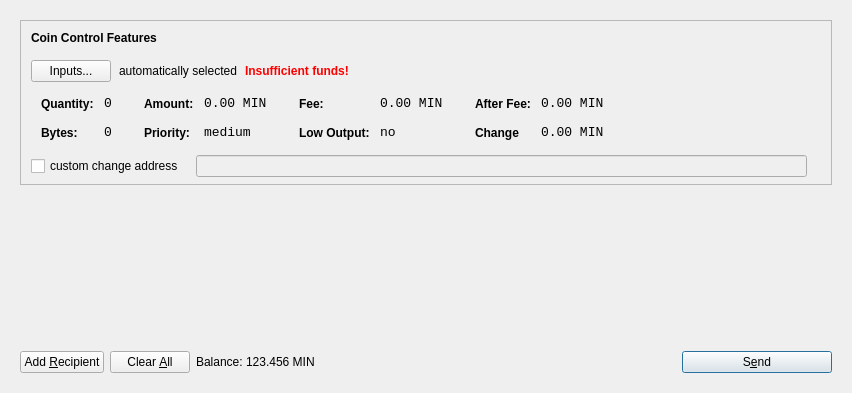
Above: src/qt/forms/sendcoinsdialog.ui from CryptoHelp/cryptoclub before the change. Below: the same form after it.
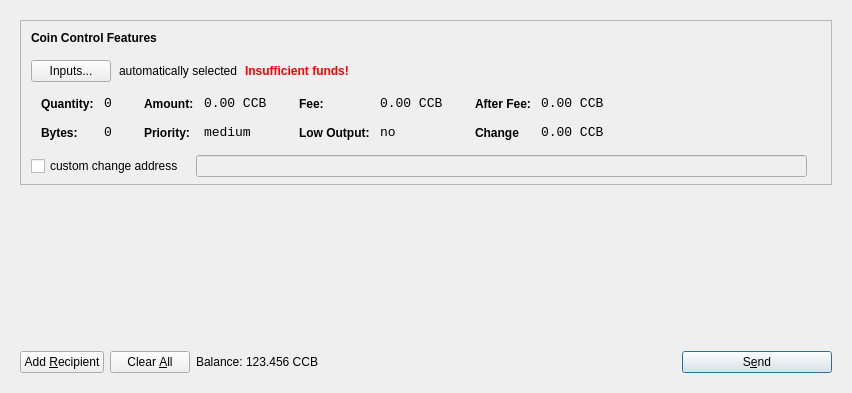
That is the form after the change. Icons and pictures are not drawn.

```diff
--- a/src/qt/forms/sendcoinsdialog.ui
+++ b/src/qt/forms/sendcoinsdialog.ui
@@ -330,7 +330,7 @@
                      <enum>Qt::ActionsContextMenu</enum>
                     </property>
                     <property name="text">
-                     <string>0.00 MIN</string>
+                     <string>0.00 CCB</string>
                     </property>
                     <property name="textInteractionFlags">
                      <set>Qt::LinksAccessibleByMouse|Qt::TextSelectableByKeyboard|Qt::TextSelectableByMouse</set>
@@ -416,7 +416,7 @@
                      <enum>Qt::ActionsContextMenu</enum>
                     </property>
                     <property name="text">
-                     <string>0.00 MIN</string>
+                     <string>0.00 CCB</string>
                     </property>
                     <property name="textInteractionFlags">
                      <set>Qt::LinksAccessibleByMouse|Qt::TextSelectableByKeyboard|Qt::TextSelectableByMouse</set>
@@ -502,7 +502,7 @@
                      <enum>Qt::ActionsContextMenu</enum>
                     </property>
                     <property name="text">
-                     <string>0.00 MIN</string>
+                     <string>0.00 CCB</string>
                     </property>
                     <property name="textInteractionFlags">
                      <set>Qt::LinksAccessibleByMouse|Qt::TextSelectableByKeyboard|Qt::TextSelectableByMouse</set>
@@ -534,7 +534,7 @@
                      <enum>Qt::ActionsContextMenu</enum>
                     </property>
                     <property name="text">
-                     <string>0.00 MIN</string>
+                     <string>0.00 CCB</string>
                     </property>
                     <property name="textInteractionFlags">
                      <set>Qt::LinksAccessibleByMouse|Qt::TextSelectableByKeyboard|Qt::TextSelectableByMouse</set>
@@ -753,7 +753,7 @@
              <cursorShape>IBeamCursor</cursorShape>
             </property>
             <property name="text">
-             <string>123.456 MIN</string>
+             <string>123.456 CCB</string>
             </property>
             <property name="textInteractionFlags">
              <set>Qt::LinksAccessibleByMouse|Qt::TextSelectableByKeyboard|Qt::TextSelectableByMouse</set>
```
